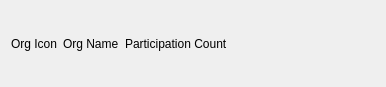
Old version of the form src/app/OrgParticipation.ui in the repository KadirEmreAVCI/MasterTennisApp.
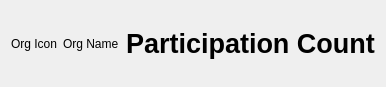
New version of the form.

Commit message: The top participation section has been added to Home Page.

```diff
--- a/src/app/OrgParticipation.ui
+++ b/src/app/OrgParticipation.ui
@@ -30,13 +30,6 @@
        </property>
       </widget>
      </item>
-     <item>
-      <widget class="QLabel" name="labelParticipationCount">
-       <property name="text">
-        <string>Participation Count</string>
-       </property>
-      </widget>
-     </item>
      <item>
       <spacer name="horizontalSpacer">
        <property name="orientation">
@@ -50,6 +43,19 @@
        </property>
       </spacer>
      </item>
+     <item>
+      <widget class="QLabel" name="labelParticipationCount">
+       <property name="font">
+        <font>
+         <pointsize>20</pointsize>
+         <bold>true</bold>
+        </font>
+       </property>
+       <property name="text">
+        <string>Participation Count</string>
+       </property>
+      </widget>
+     </item>
     </layout>
    </item>
   </layout>
```
The commit also changes 5 other files.
